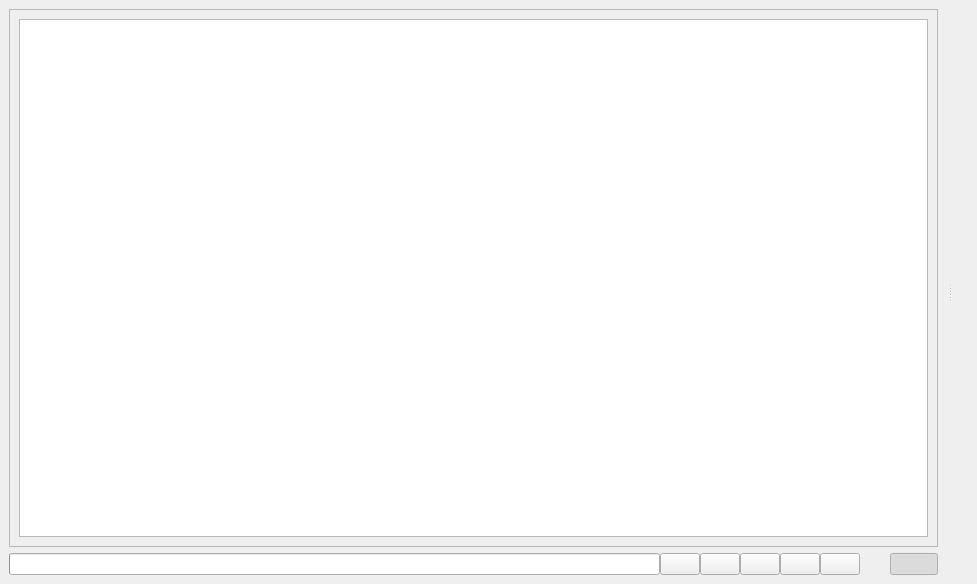
This is txplayagui/ui/main.ui in petrushev/txplaya as Qt 5 draws it before an edit. The edited form follows.
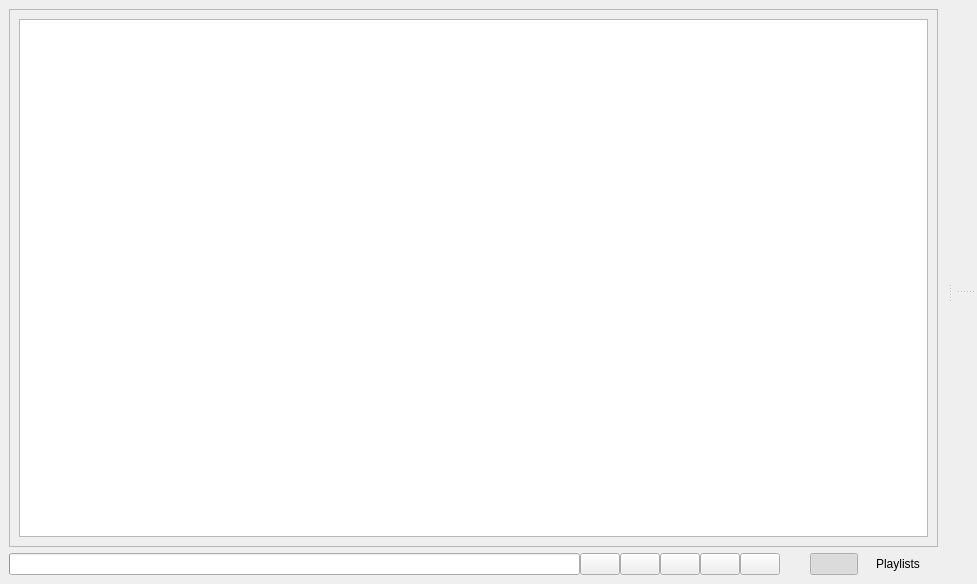
This is the edited form. Icons and pictures are not drawn.

Commit message: Added playlist management to gui

```diff
--- a/txplayagui/ui/main.ui
+++ b/txplayagui/ui/main.ui
@@ -251,6 +251,19 @@
         </property>
        </widget>
       </item>
+      <item>
+       <widget class="QPushButton" name="togglePlaylistsButton">
+        <property name="text">
+         <string>Playlists</string>
+        </property>
+        <property name="checkable">
+         <bool>true</bool>
+        </property>
+        <property name="flat">
+         <bool>true</bool>
+        </property>
+       </widget>
+      </item>
      </layout>
     </item>
    </layout>
@@ -277,6 +290,18 @@
    </attribute>
    <widget class="QWidget" name="libraryDockContent"/>
   </widget>
+  <widget class="QDockWidget" name="playlistsDock">
+   <property name="features">
+    <set>QDockWidget::NoDockWidgetFeatures</set>
+   </property>
+   <property name="allowedAreas">
+    <set>Qt::RightDockWidgetArea</set>
+   </property>
+   <attribute name="dockWidgetArea">
+    <number>2</number>
+   </attribute>
+   <widget class="QWidget" name="playlistDockContent"/>
+  </widget>
  </widget>
  <resources>
   <include location="resource.qrc"/>
```
The commit also changes 10 other files.
